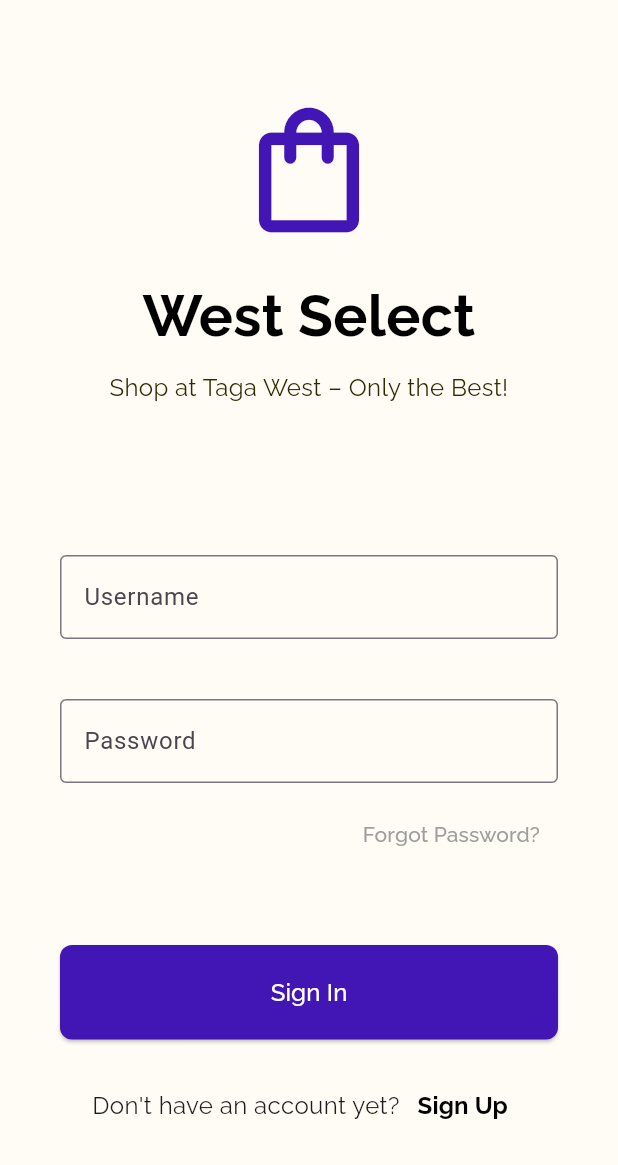
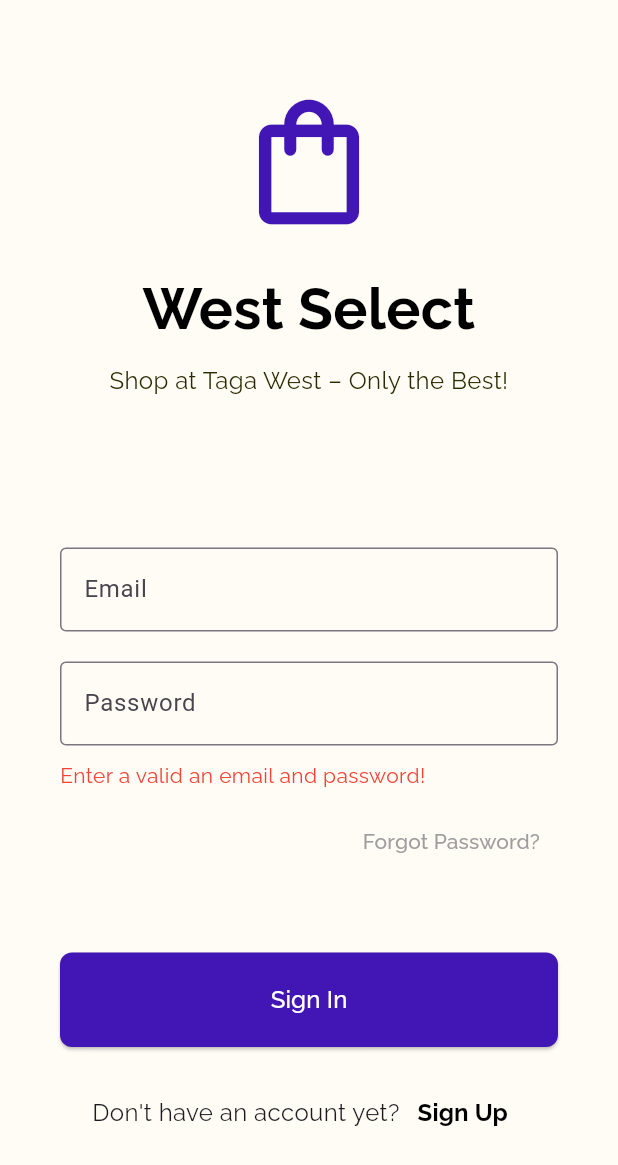
Before and after one commit to jayyy404/west_select, a Flutter app: the screen it shows after launch, after a tap on "Sign In", on a phone screen of 412 x 824 dp. Shown: the top 1165 px of the screen. Run offline on Flutter 3.47's test engine with Material 3 defaults, Android fonts, the phone set to English and light mode, and no system bars.

Commit message:
new activity

```diff
--- a/cc206_WVSU Buy and Sell/lib/features/sign_up_page.dart
+++ b/cc206_WVSU Buy and Sell/lib/features/sign_up_page.dart
@@ -8,6 +8,43 @@ class SignUpPage extends StatefulWidget {
 }
 
 class _SignUpPageState extends State<SignUpPage> {
+  final _emailController = TextEditingController();
+  final _passwordController = TextEditingController();
+  String? _errorMessage;
+
+  void _validateAndSignIn() {
+    final email = _emailController.text;
+    final password = _passwordController.text;
+
+    if (email.isEmpty && password.isEmpty) {
+      setState(() {
+        _errorMessage = 'Enter a valid an email and password!';
+      });
+      return;
+    }
+
+    if (!email.endsWith('@gmail.com')) {
+      setState(() {
+        _errorMessage = 'Please enter a valid Gmail address.';
+      });
+      return;
+    }
+
+    if (password.isEmpty) {
+      setState(() {
+        _errorMessage = 'Password is required.';
+      });
+      return;
+    }
+
+    setState(() {
+      _errorMessage = null;
+    });
+
+    // pang test lang ni kaksa after
+    print('Signing in with email: $email');
+  }
+
   @override
   Widget build(BuildContext context) {
     return Scaffold(
@@ -20,12 +57,10 @@ class _SignUpPageState extends State<SignUpPage> {
           children: [
             const Icon(
               Icons.shopping_bag_outlined,
-              color: const Color.fromRGBO(66, 21, 181, 1),
+              color: Color.fromRGBO(66, 21, 181, 1),
               size: 100,
             ),
             const SizedBox(height: 20),
-
-            // App title
             const Text(
               'West Select',
               textAlign: TextAlign.center,
@@ -37,8 +72,6 @@ class _SignUpPageState extends State<SignUpPage> {
               ),
             ),
             const SizedBox(height: 10),
-
-            // Tagline
             const Text(
               'Shop at Taga West – Only the Best!',
               textAlign: TextAlign.center,
@@ -50,24 +83,39 @@ class _SignUpPageState extends State<SignUpPage> {
             ),
             const SizedBox(height: 100),
 
-            // Username TextField
-            const TextField(
-              decoration: InputDecoration(
-                labelText: 'Username',
+            // Email TextField
+            TextField(
+              controller: _emailController,
+              decoration: const InputDecoration(
+                labelText: 'Email ',
                 border: OutlineInputBorder(),
               ),
             ),
-            const SizedBox(height: 40),
+            const SizedBox(height: 20),
 
             // Password TextField
-            const TextField(
+            TextField(
+              controller: _passwordController,
               obscureText: true,
-              decoration: InputDecoration(
+              decoration: const InputDecoration(
                 labelText: 'Password',
                 border: OutlineInputBorder(),
               ),
             ),
             const SizedBox(height: 10),
+
+            // Error message
+            if (_errorMessage != null)
+              Padding(
+                padding: const EdgeInsets.only(bottom: 10.0),
+                child: Text(
+                  _errorMessage!,
+                  style: const TextStyle(
+                    color: Colors.red,
+                    fontFamily: "Raleway",
+                  ),
+                ),
+              ),
 
             // Forgot password
             Align(
@@ -89,7 +137,7 @@ class _SignUpPageState extends State<SignUpPage> {
             SizedBox(
               width: double.infinity,
               child: ElevatedButton(
-                onPressed: () {},
+                onPressed: _validateAndSignIn,
                 style: ElevatedButton.styleFrom(
                   backgroundColor: const Color.fromRGBO(66, 21, 181, 1),
                   padding: const EdgeInsets.symmetric(vertical: 20),
```
Also changed, not shown: cc206_WVSU Buy and Sell/pubspec.yaml (+4 -4 lines), cc206_WVSU Buy and Sell/pubspec.lock.
